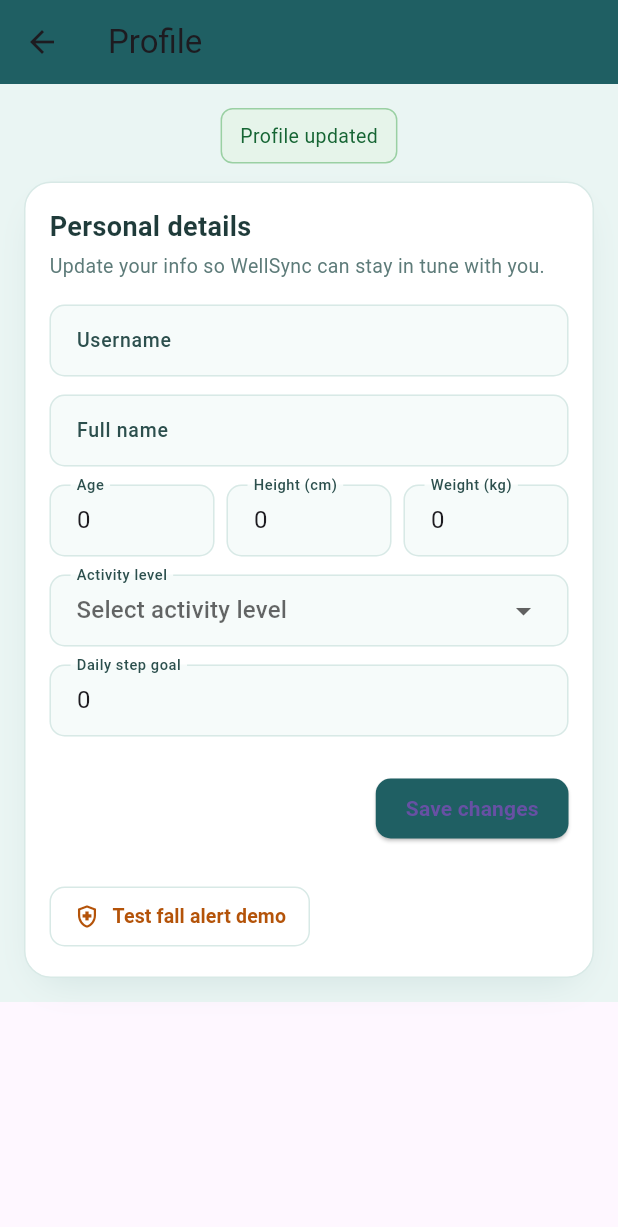
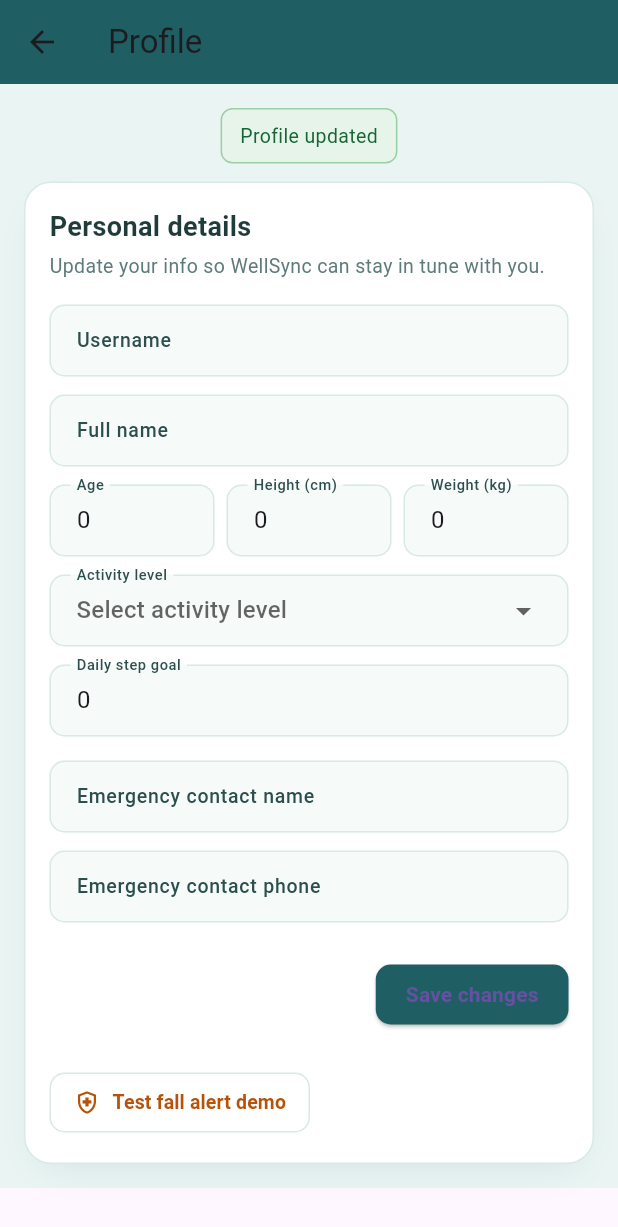
Before and after one commit to adrdeatcu/WellSync_mobile, a Flutter app: the MobileProfilePage screen opened directly, after a tap on "Save changes", on a phone screen of 412 x 824 dp. Shown: the top 1227 px of the screen. Run offline on Flutter 3.47's test engine with Material 3 defaults, Android fonts, the phone set to English and light mode, and no system bars; our stand-ins replace audioplayers, fl_chart, flutter_blue_plus, geocoding, geolocator, permission_handler and 1 more; accounts and stored records are empty.

Commit message:
feat: add emergency contacts connected with supabase on profile page

```diff
--- a/lib/mobile_profile_page.dart
+++ b/lib/mobile_profile_page.dart
@@ -3,7 +3,7 @@ import 'package:flutter/foundation.dart';
 import 'package:flutter/material.dart';
 import 'package:supabase_flutter/supabase_flutter.dart';
 
-import 'mobile_emergency_alert_page.dart'; // NEW
+import 'mobile_emergency_alert_page.dart';
 
 class MobileProfilePage extends StatefulWidget {
   const MobileProfilePage({super.key});
@@ -27,6 +27,10 @@ class _MobileProfilePageState extends State<MobileProfilePage> {
   final _heightController = TextEditingController();
   final _weightController = TextEditingController();
   final _stepGoalController = TextEditingController();
+
+  // NEW: emergency contact
+  final _emergencyNameController = TextEditingController();
+  final _emergencyPhoneController = TextEditingController();
 
   String? _activityLevel; // sedentary, lightly_active, etc.
 
@@ -56,7 +60,9 @@ class _MobileProfilePageState extends State<MobileProfilePage> {
       final res = await _supabase
           .from('profiles')
           .select(
-            'username, full_name, age, height_cm, weight_kg, activity_level, step_goal_per_day, high_hr_threshold, low_spo2_threshold, poor_air_quality_threshold',
+            'username, full_name, age, height_cm, weight_kg, activity_level, '
+            'step_goal_per_day, high_hr_threshold, low_spo2_threshold, '
+            'poor_air_quality_threshold, emergency_contact_name, emergency_contact_phone',
           )
           .eq('id', user.id)
           .maybeSingle();
@@ -70,6 +76,8 @@ class _MobileProfilePageState extends State<MobileProfilePage> {
         _weightController.text = '';
         _activityLevel = null;
         _stepGoalController.text = '10000';
+        _emergencyNameController.text = '';
+        _emergencyPhoneController.text = '';
       } else {
         _usernameController.text = (res['username'] as String?) ?? '';
         _fullNameController.text = (res['full_name'] as String?) ?? '';
@@ -81,6 +89,10 @@ class _MobileProfilePageState extends State<MobileProfilePage> {
         _activityLevel = (res['activity_level'] as String?);
         _stepGoalController.text =
             (res['step_goal_per_day'] as int?)?.toString() ?? '10000';
+        _emergencyNameController.text =
+            (res['emergency_contact_name'] as String?) ?? '';
+        _emergencyPhoneController.text =
+            (res['emergency_contact_phone'] as String?) ?? '';
       }
     } catch (e) {
       if (kDebugMode) {
@@ -131,6 +143,9 @@ class _MobileProfilePageState extends State<MobileProfilePage> {
       final weightKg = parseDoubleOrNull(_weightController.text);
       final stepGoal = parseIntOrNull(_stepGoalController.text) ?? 10000;
 
+      final emergencyName = _emergencyNameController.text.trim();
+      final emergencyPhone = _emergencyPhoneController.text.trim();
+
       final update = <String, dynamic>{
         'username': _usernameController.text.trim().isEmpty
             ? null
@@ -143,6 +158,11 @@ class _MobileProfilePageState extends State<MobileProfilePage> {
         'weight_kg': weightKg,
         'activity_level': _activityLevel,
         'step_goal_per_day': stepGoal,
+        // NEW: emergency contact fields (nullable)
+        'emergency_contact_name':
+            emergencyName.isEmpty ? null : emergencyName,
+        'emergency_contact_phone':
+            emergencyPhone.isEmpty ? null : emergencyPhone,
       };
 
       final res = await _supabase
@@ -150,7 +170,9 @@ class _MobileProfilePageState extends State<MobileProfilePage> {
           .update(update)
           .eq('id', user.id)
           .select(
-            'username, full_name, age, height_cm, weight_kg, activity_level, step_goal_per_day, high_hr_threshold, low_spo2_threshold, poor_air_quality_threshold',
+            'username, full_name, age, height_cm, weight_kg, activity_level, '
+            'step_goal_per_day, high_hr_threshold, low_spo2_threshold, '
+            'poor_air_quality_threshold, emergency_contact_name, emergency_contact_phone',
           )
           .maybeSingle();
 
@@ -187,6 +209,8 @@ class _MobileProfilePageState extends State<MobileProfilePage> {
     _heightController.dispose();
     _weightController.dispose();
     _stepGoalController.dispose();
+    _emergencyNameController.dispose();
+    _emergencyPhoneController.dispose();
     super.dispose();
   }
 
@@ -271,6 +295,16 @@ class _MobileProfilePageState extends State<MobileProfilePage> {
         child: CircularProgressIndicator(),
       );
     }
+
+    // Values to use in demo button, with fallback if empty
+    final demoEmergencyName =
+        _emergencyNameController.text.trim().isEmpty
+            ? 'Demo Contact'
+            : _emergencyNameController.text.trim();
+    final demoEmergencyPhone =
+        _emergencyPhoneController.text.trim().isEmpty
+            ? '+40123456789'
+            : _emergencyPhoneController.text.trim();
 
     return Scaffold(
       appBar: AppBar(
@@ -437,6 +471,27 @@ class _MobileProfilePageState extends State<MobileProfilePage> {
                         hint: 'e.g. 10000',
                       ),
                     ),
+                    const SizedBox(height: 16),
+
+                    // NEW: Emergency contact name
+                    TextField(
+                      controller: _emergencyNameController,
+                      decoration: fieldDecoration(
+                        'Emergency contact name',
+                        hint: 'e.g. Mom',
+                      ),
+                    ),
+                    const SizedBox(height: 12),
+
+                    // NEW: Emergency contact phone
+                    TextField(
+                      controller: _emergencyPhoneController,
+                      keyboardType: TextInputType.phone,
+                      decoration: fieldDecoration(
+                        'Emergency contact phone',
+                        hint: 'e.g. +40...',
+                      ),
+                    ),
                     const SizedBox(height: 24),
 
                     Align(
@@ -464,16 +519,17 @@ class _MobileProfilePageState extends State<MobileProfilePage> {
                     ),
                     const SizedBox(height: 24),
 
-                    // NEW: Test fall alert demo button
+                    // Test fall alert demo button using saved emergency contact
                     Align(
                       alignment: Alignment.centerLeft,
                       child: OutlinedButton.icon(
                         onPressed: () {
                           Navigator.of(context).push(
                             MaterialPageRoute(
-                              builder: (_) => const MobileEmergencyAlertPage(
-                                emergencyContactName: 'Demo Contact',
-                                emergencyContactPhone: '+40123456789',
+                              builder: (_) => MobileEmergencyAlertPage(
+                                emergencyContactName: demoEmergencyName,
+                                emergencyContactPhone: demoEmergencyPhone,
+                                // Initial fallback address; real one resolved in the page
                                 address:
                                     'Strada Exemplu nr. 10, București, Romania',
                               ),
```
